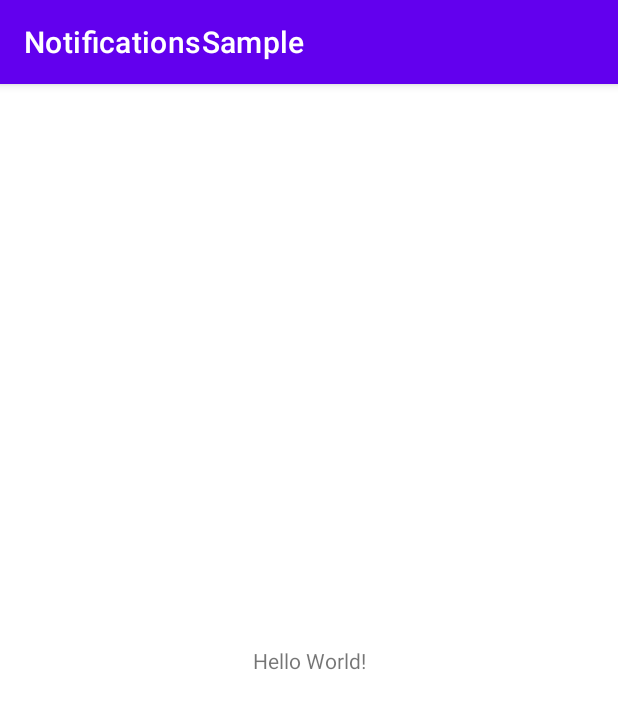
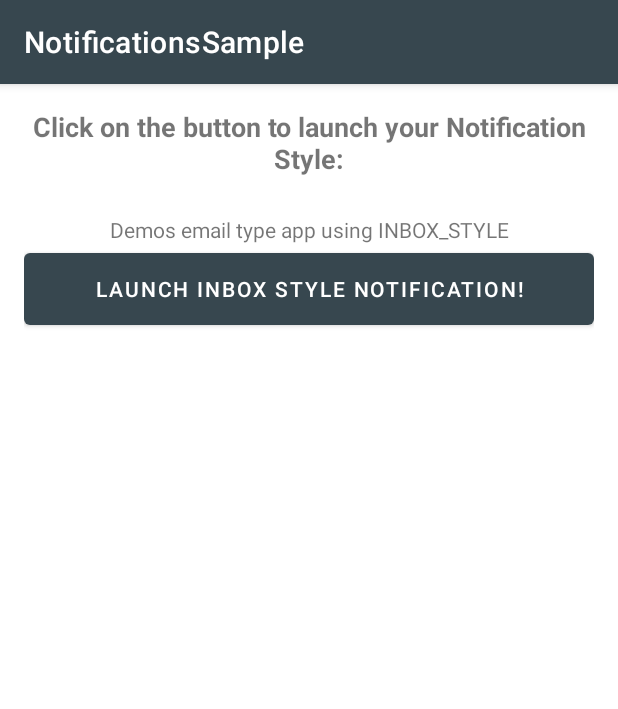
Before and after one commit to eduVieiraAF/NotificationsSample, an Android app: the screen it shows after launch (MainActivity), on a phone screen of 412 x 824 dp. Shown: the top 709 px of the screen. Run offline under Robolectric (Android 15) with nearby library versions, the phone set to English and light mode, and no system bars.

Commit message:
Simple notification setup

```diff
--- /dev/null
+++ b/app/src/main/res/drawable/ic_email.xml
@@ -0,0 +1,5 @@
+<vector android:height="24dp" android:tint="#FFFFFF"
+    android:viewportHeight="24" android:viewportWidth="24"
+    android:width="24dp" xmlns:android="http://schemas.android.com/apk/res/android">
+    <path android:fillColor="@android:color/white" android:pathData="M22,8.98V18c0,1.1 -0.9,2 -2,2H4c-1.1,0 -2,-0.9 -2,-2V6c0,-1.1 0.9,-2 2,-2h10.1C14.04,4.32 14,4.66 14,5c0,1.48 0.65,2.79 1.67,3.71L12,11L4,6v2l8,5l5.3,-3.32C17.84,9.88 18.4,10 19,10C20.13,10 21.16,9.61 22,8.98zM16,5c0,1.66 1.34,3 3,3s3,-1.34 3,-3s-1.34,-3 -3,-3S16,3.34 16,5z"/>
+</vector>
--- /dev/null
+++ b/app/src/main/res/drawable/ic_person.xml
@@ -0,0 +1,10 @@
+<vector xmlns:android="http://schemas.android.com/apk/res/android"
+    android:width="24dp"
+    android:height="24dp"
+    android:viewportWidth="24"
+    android:viewportHeight="24"
+    android:tint="?attr/colorControlNormal">
+  <path
+      android:fillColor="@android:color/white"
+      android:pathData="M12,12c2.21,0 4,-1.79 4,-4s-1.79,-4 -4,-4 -4,1.79 -4,4 1.79,4 4,4zM12,14c-2.67,0 -8,1.34 -8,4v2h16v-2c0,-2.66 -5.33,-4 -8,-4z"/>
+</vector>
--- a/app/src/main/res/layout/activity_main.xml
+++ b/app/src/main/res/layout/activity_main.xml
@@ -1,18 +1,34 @@
 <?xml version="1.0" encoding="utf-8"?>
-<androidx.constraintlayout.widget.ConstraintLayout xmlns:android="http://schemas.android.com/apk/res/android"
-    xmlns:app="http://schemas.android.com/apk/res-auto"
+<LinearLayout xmlns:android="http://schemas.android.com/apk/res/android"
     xmlns:tools="http://schemas.android.com/tools"
     android:layout_width="match_parent"
     android:layout_height="match_parent"
+    android:orientation="vertical"
+    android:padding="16dp"
     tools:context=".MainActivity">
 
     <TextView
-        android:layout_width="wrap_content"
+        android:layout_width="match_parent"
         android:layout_height="wrap_content"
-        android:text="Hello World!"
-        app:layout_constraintBottom_toBottomOf="parent"
-        app:layout_constraintEnd_toEndOf="parent"
-        app:layout_constraintStart_toStartOf="parent"
-        app:layout_constraintTop_toTopOf="parent" />
+        android:textStyle="bold"
+        android:textSize="18sp"
+        android:gravity="center"
+        android:text="Click on the button to launch your Notification Style:"
+        tools:ignore="HardcodedText" />
 
-</androidx.constraintlayout.widget.ConstraintLayout>
+    <TextView
+        android:id="@+id/tv_inbox_style_details"
+        android:layout_width="match_parent"
+        android:layout_height="wrap_content"
+        android:gravity="center"
+        android:text="Demos email type app using INBOX_STYLE"
+        android:layout_marginTop="25dp"
+        tools:ignore="HardcodedText" />
+
+    <Button
+        android:id="@+id/btn_inbox_style"
+        android:layout_width="match_parent"
+        android:layout_height="60dp"
+        android:text="Launch Inbox Style Notification!"
+        tools:ignore="HardcodedText" />
+</LinearLayout>
--- a/app/src/main/res/values/colors.xml
+++ b/app/src/main/res/values/colors.xml
@@ -7,4 +7,12 @@
     <color name="teal_700">#FF018786</color>
     <color name="black">#FF000000</color>
     <color name="white">#FFFFFFFF</color>
+
+    <color name="primary_color">#37474f</color>
+    <color name="primary_color_light">#62727b</color>
+    <color name="primary_color_dark">#102027</color>
+
+    <color name="secondary_color">#006064</color>
+    <color name="secondary_color_light">#428e92</color>
+    <color name="secondary_color_dark">#00363a</color>
 </resources>
--- a/app/src/main/res/values/themes.xml
+++ b/app/src/main/res/values/themes.xml
@@ -2,15 +2,19 @@
     <!-- Base application theme. -->
     <style name="Theme.NotificationsSample" parent="Theme.MaterialComponents.DayNight.DarkActionBar">
         <!-- Primary brand color. -->
-        <item name="colorPrimary">@color/purple_500</item>
-        <item name="colorPrimaryVariant">@color/purple_700</item>
+        <item name="colorPrimary">@color/primary_color</item>
+        <item name="colorPrimaryVariant">@color/primary_color_dark</item>
         <item name="colorOnPrimary">@color/white</item>
         <!-- Secondary brand color. -->
-        <item name="colorSecondary">@color/teal_200</item>
-        <item name="colorSecondaryVariant">@color/teal_700</item>
-        <item name="colorOnSecondary">@color/black</item>
+        <item name="colorSecondary">@color/secondary_color</item>
+        <item name="colorSecondaryVariant">@color/secondary_color_dark</item>
+        <item name="colorOnSecondary">@color/white</item>
         <!-- Status bar color. -->
-        <item name="android:statusBarColor" tools:targetApi="l">?attr/colorPrimaryVariant</item>
+        <item
+            name="android:statusBarColor"
+            tools:targetApi="l"
+            tools:ignore="ObsoleteSdkInt">?attr/colorPrimaryVariant
+        </item>
         <!-- Customize your theme here. -->
     </style>
 </resources>
```
Also changed, not shown: app/src/main/java/com/example/notificationssample/InboxStyleMockData.kt (added, +52 -0 lines), app/src/main/java/com/example/notificationssample/MainActivity.kt (+84 -1 lines), app/src/main/java/com/example/notificationssample/NotificationUtil.kt (added, +33 -0 lines), app/src/main/res/drawable/earth.png (added).
